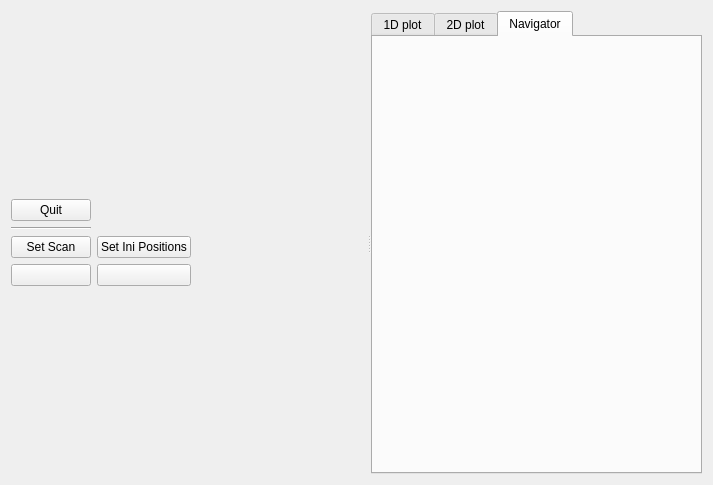
Before: the Qt Designer form pymodaq/daq_scan/gui/daq_scan_gui_v2.ui in PyMoDAQ/PyMoDAQ, drawn with Qt 5.
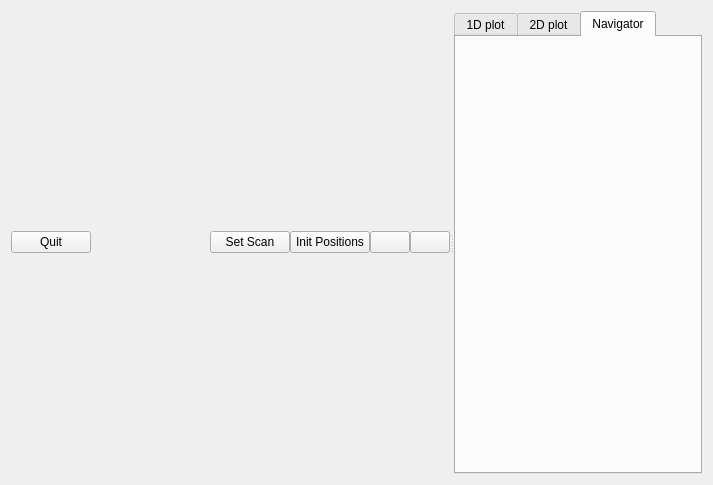
After: the same form once the commit is applied. Icons and pictures are not drawn.

Commit message: modified scan UI and documentaiton

The edit to the form file:
```diff
--- a/pymodaq/daq_scan/gui/daq_scan_gui_v2.ui
+++ b/pymodaq/daq_scan/gui/daq_scan_gui_v2.ui
@@ -24,15 +24,11 @@
        <item>
         <layout class="QVBoxLayout" name="settings_layout">
          <item>
-          <layout class="QGridLayout" name="gridLayout_3">
-           <item row="2" column="1">
-            <widget class="QPushButton" name="set_ini_positions_pb">
-             <property name="text">
-              <string>Set Ini Positions</string>
-             </property>
-            </widget>
-           </item>
-           <item row="0" column="0">
+          <layout class="QHBoxLayout" name="horizontalLayout_2">
+           <property name="spacing">
+            <number>0</number>
+           </property>
+           <item>
             <widget class="QPushButton" name="quit_pb">
              <property name="toolTip">
               <string>Stop Scan</string>
@@ -46,21 +42,44 @@
              </property>
             </widget>
            </item>
-           <item row="1" column="0">
-            <widget class="Line" name="line">
+           <item>
+            <spacer name="horizontalSpacer_2">
              <property name="orientation">
               <enum>Qt::Horizontal</enum>
              </property>
-            </widget>
+             <property name="sizeHint" stdset="0">
+              <size>
+               <width>40</width>
+               <height>20</height>
+              </size>
+             </property>
+            </spacer>
            </item>
-           <item row="2" column="0">
+           <item>
             <widget class="QPushButton" name="set_scan_pb">
              <property name="text">
               <string>Set Scan</string>
              </property>
             </widget>
            </item>
-           <item row="3" column="0">
+           <item>
+            <widget class="Line" name="line">
+             <property name="orientation">
+              <enum>Qt::Horizontal</enum>
+             </property>
+            </widget>
+           </item>
+           <item>
+            <widget class="QPushButton" name="set_ini_positions_pb">
+             <property name="toolTip">
+              <string>Set Move Modules to their initial position as defined in the current scan</string>
+             </property>
+             <property name="text">
+              <string>Init Positions</string>
+             </property>
+            </widget>
+           </item>
+           <item>
             <widget class="QPushButton" name="start_scan_pb">
              <property name="toolTip">
               <string>Start Scan</string>
@@ -74,7 +93,7 @@
              </property>
             </widget>
            </item>
-           <item row="3" column="1">
+           <item>
             <widget class="QPushButton" name="stop_scan_pb">
              <property name="toolTip">
               <string>Stop Scan</string>
@@ -88,19 +107,6 @@
              </property>
             </widget>
            </item>
-           <item row="0" column="2" rowspan="4">
-            <spacer name="horizontalSpacer">
-             <property name="orientation">
-              <enum>Qt::Horizontal</enum>
-             </property>
-             <property name="sizeHint" stdset="0">
-              <size>
-               <width>40</width>
-               <height>20</height>
-              </size>
-             </property>
-            </spacer>
-           </item>
           </layout>
          </item>
         </layout>
```
Left out of the diff: 3 changed lines with no effect on the pictures. The commit also changes 76 other files.
